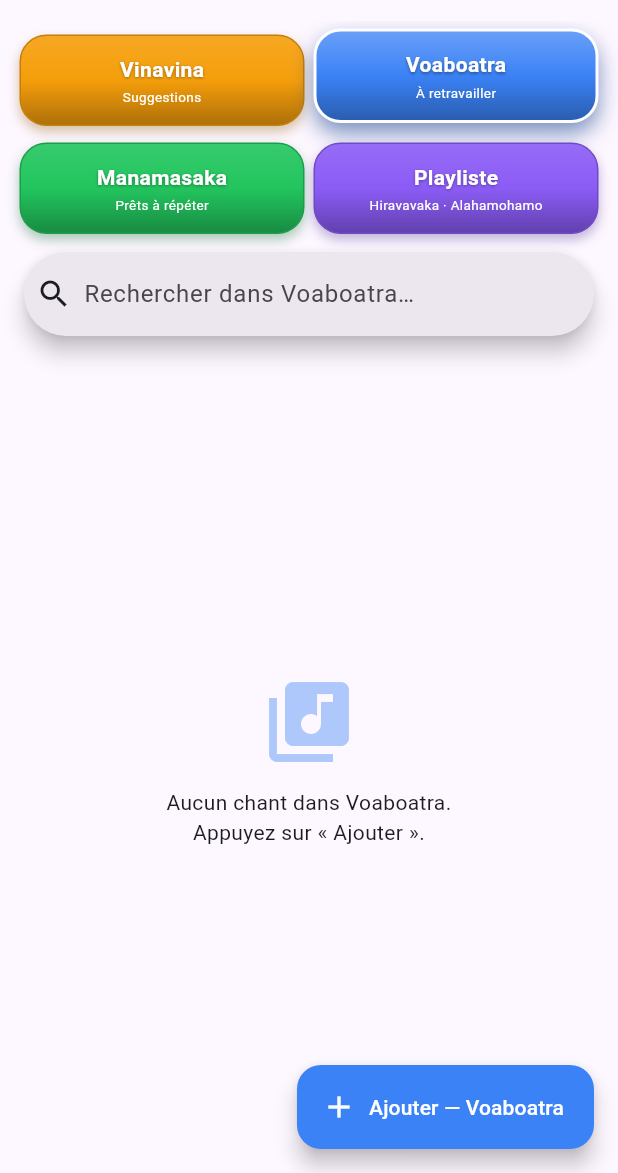
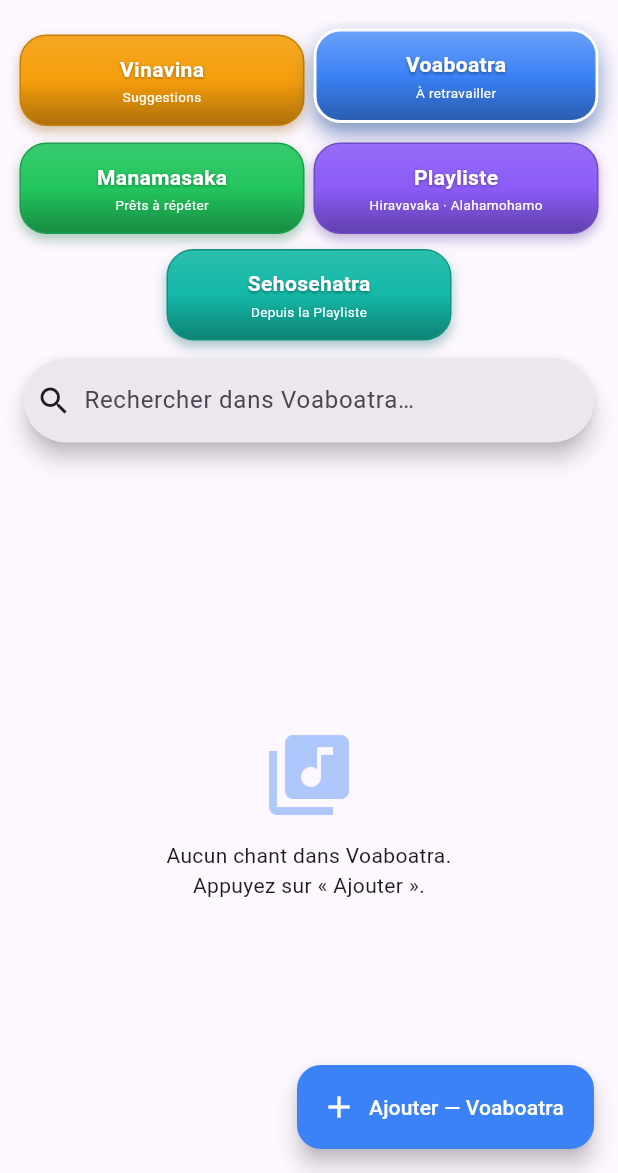
Before and after one commit to Razafindriatsara/vazoantso, a Flutter app: the screen it shows after launch, after a tap on "Voaboatra", on a phone screen of 412 x 824 dp, the part 63-1236 px from its top. Run offline on Flutter 3.47's test engine with Material 3 defaults, Android fonts, the phone set to English and light mode, and no system bars; our stand-ins replace cloud_firestore, file_picker, firebase_core, just_audio, web; missing offline and left inert: dart:js_interop, syncfusion_flutter_pdf, syncfusion_flutter_pdfviewer; accounts and stored records are empty.

Commit message:
Menu Sehosehatra : transfert des chants depuis la Playliste
Co-Authored-By: Claude Sonnet 5.5 <noreply@anthropic.com>

```diff
--- a/lib/models/song_folder.dart
+++ b/lib/models/song_folder.dart
@@ -22,7 +22,8 @@ enum SongStage {
   voaboatra('voaboatra', 'Voaboatra', 'À retravailler'),
   manamasaka('manamasaka', 'Manamasaka', 'Prêts à répéter'),
   hiravavaka('hiravavaka', 'Hiravavaka', 'Playliste'),
-  alahamohamo('alahamohamo', 'Alahamohamo', 'Playliste');
+  alahamohamo('alahamohamo', 'Alahamohamo', 'Playliste'),
+  sehosehatra('sehosehatra', 'Sehosehatra', 'Depuis la Playliste');
 
   const SongStage(this.id, this.label, this.description);
 
@@ -38,6 +39,7 @@ enum SongStage {
         vinavina => const [SongStage.voaboatra],
         voaboatra => const [SongStage.manamasaka],
         manamasaka => const [SongStage.hiravavaka, SongStage.alahamohamo],
+        hiravavaka || alahamohamo => const [SongStage.sehosehatra],
         _ => const [],
       };
 
--- a/lib/screens/home_screen.dart
+++ b/lib/screens/home_screen.dart
@@ -5,7 +5,8 @@ import '../services/storage_service.dart';
 import 'folder_screen.dart';
 
 /// Écran d'accueil : catégories Vinavina, Voaboatra, Manamasaka et
-/// Playliste (sous-catégories Hiravavaka / Alahamohamo).
+/// Playliste (sous-catégories Hiravavaka / Alahamohamo) et Sehosehatra
+/// (chants transférés depuis la Playliste).
 class HomeScreen extends StatefulWidget {
   const HomeScreen({super.key});
 
@@ -25,6 +26,7 @@ class _HomeScreenState extends State<HomeScreen> {
     SongStage.manamasaka: Color(0xFF22C55E),
     SongStage.hiravavaka: Color(0xFF8B5CF6),
     SongStage.alahamohamo: Color(0xFFEC4899),
+    SongStage.sehosehatra: Color(0xFF14B8A6),
   };
 
   static const Color _playlistColor = Color(0xFF8B5CF6);
@@ -275,6 +277,21 @@ class _HomeScreenState extends State<HomeScreen> {
                     ),
                   ],
                 ),
+                const SizedBox(height: 10),
+                FractionallySizedBox(
+                  widthFactor: .5,
+                  child: Row(
+                    children: [
+                      _mainButton(
+                        label: SongStage.sehosehatra.label,
+                        description: SongStage.sehosehatra.description,
+                        color: _stageColors[SongStage.sehosehatra]!,
+                        selected: _stage == SongStage.sehosehatra,
+                        onTap: () => _selectStage(SongStage.sehosehatra),
+                      ),
+                    ],
+                  ),
+                ),
               ],
             ),
           ),
```
